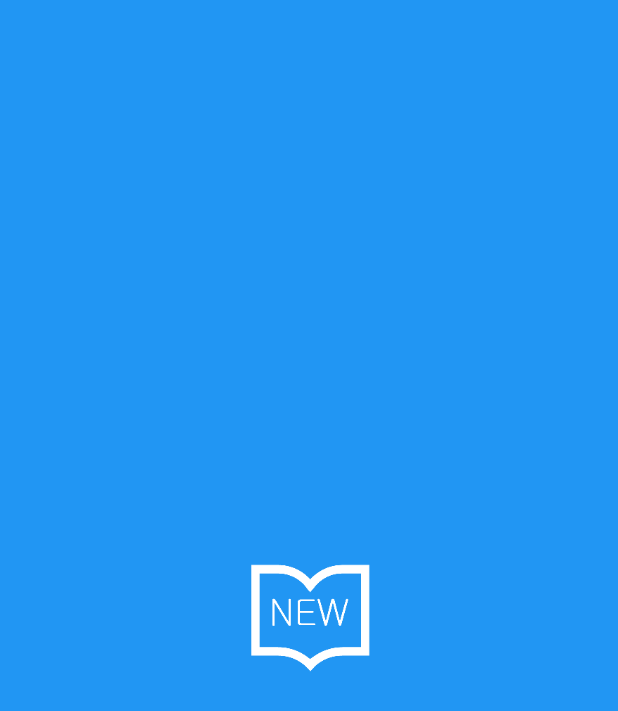
After one commit to shaogong/My360, an Android app: the layout welcome.xml on its own in the app's theme, with its tools: preview values and no code run, on a phone screen of 412 x 824 dp. The commit adds this screen. Shown: the top 711 px of the screen. Run offline under Robolectric (Android 15) with nearby library versions, the phone set to English and light mode, and no system bars.

Commit message:
环境搭建

```diff
--- a/app/build.gradle
+++ b/app/build.gradle
@@ -26,4 +26,6 @@ dependencies {
     })
     compile 'com.android.support:appcompat-v7:24.2.1'
     testCompile 'junit:junit:4.12'
+    //绑定View 最新版8.0.1
+    compile 'com.jakewharton:butterknife:8.0.1'
 }
--- a/app/src/main/AndroidManifest.xml
+++ b/app/src/main/AndroidManifest.xml
@@ -8,7 +8,7 @@
         android:label="@string/app_name"
         android:supportsRtl="true"
         android:theme="@style/AppTheme">
-        <activity android:name=".ui.MainActivity">
+        <activity android:name=".mvp.ui.MainActivity">
             <intent-filter>
                 <action android:name="android.intent.action.MAIN" />
 
--- a/app/src/main/java/com/myb/bj/my360/ui/MainActivity.java
+++ b/app/src/main/java/com/myb/bj/my360/mvp/ui/MainActivity.java
@@ -1,10 +1,9 @@
-package com.myb.bj.my360.ui;
+package com.myb.bj.my360.mvp.ui;
 
 import android.support.v7.app.AppCompatActivity;
 import android.os.Bundle;
 import android.view.View;
 import android.widget.AdapterView;
-import android.widget.Button;
 import android.widget.GridView;
 
 import com.myb.bj.my360.R;
--- a/app/src/main/res/layout/activity_main.xml
+++ b/app/src/main/res/layout/activity_main.xml
@@ -5,7 +5,7 @@
     android:layout_width="match_parent"
     android:layout_height="match_parent"
     android:orientation="vertical"
-    tools:context="com.myb.bj.my360.ui.MainActivity">
+    tools:context=".mvp.ui.MainActivity">
 
     <RelativeLayout
         android:layout_width="match_parent"
--- /dev/null
+++ b/app/src/main/res/layout/welcome.xml
@@ -0,0 +1,35 @@
+<?xml version="1.0" encoding="utf-8"?>
+<FrameLayout xmlns:android="http://schemas.android.com/apk/res/android"
+    xmlns:tools="http://schemas.android.com/tools"
+    android:layout_width="match_parent"
+    android:layout_height="match_parent"
+    android:background="@color/material_blue_500"
+    tools:context=".mvp.ui.activity.welcomeActivity">
+
+    <!--<ImageView-->
+        <!--android:id="@+id/logo_outer_iv"-->
+        <!--android:layout_width="120dp"-->
+        <!--android:layout_height="wraic_launcher_outerp_content"-->
+        <!--android:layout_gravity="center"-->
+        <!--android:src="@drawable/ic_launcher_outer"/>-->
+
+    <ImageView
+        android:id="@+id/logo_inner_iv"
+        android:layout_width="120dp"
+        android:layout_height="wrap_content"
+        android:layout_gravity="center"
+        android:src="@mipmap/ic_launcher_inner"
+        tools:alpha="1"/>
+
+    <TextView
+        android:id="@+id/app_name_tv"
+        android:layout_width="wrap_content"
+        android:layout_height="wrap_content"
+        android:layout_gravity="center"
+        android:layout_marginTop="80dp"
+        android:alpha="0"
+        android:text="@string/app_name"
+        android:textColor="@color/white"
+        android:textSize="@dimen/medium"
+        tools:alpha="1"/>
+</FrameLayout>
--- a/app/src/main/res/values/colors.xml
+++ b/app/src/main/res/values/colors.xml
@@ -3,4 +3,6 @@
     <color name="colorPrimary">#3F51B5</color>
     <color name="colorPrimaryDark">#303F9F</color>
     <color name="colorAccent">#FF4081</color>
+    <color name="material_blue_500">#2196F3</color>
+    <color name="white">#FFFFFFFF</color>
 </resources>
```
Also changed, not shown: app/src/main/java/com/myb/bj/my360/app.java (added, +10 -0 lines), app/src/main/java/com/myb/bj/my360/mvp/ui/activity/welcomeActivity.java (added, +36 -0 lines), app/src/main/res/values/fonts.xml (added, +10 -0 lines), app/src/main/res/mipmap-xxhdpi/ic_launcher_inner.png (added).
